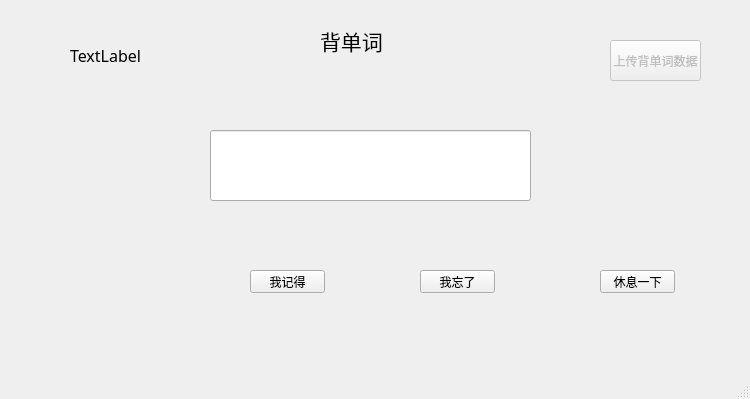
First picture: the form in edictionary/Edictionary/recitewordwindow.ui, repository elecdictionary/dictionary, before the edit.
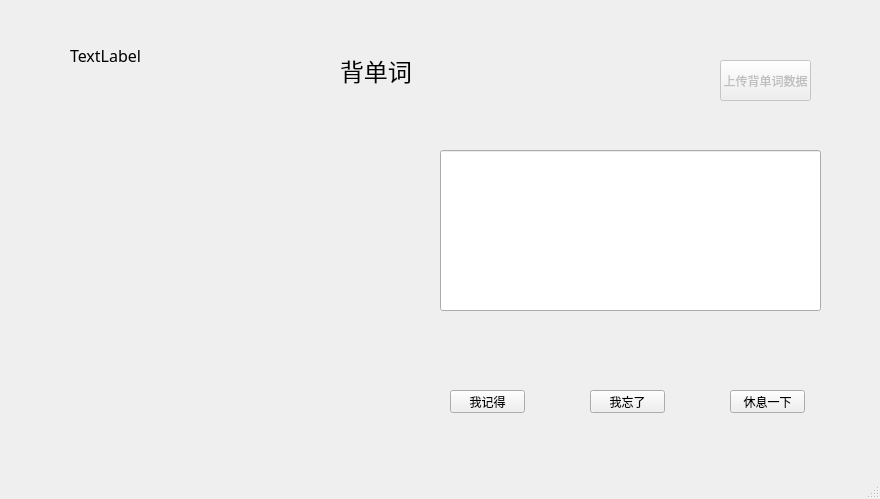
Second picture: the form after the edit. Icons and pictures are not drawn.

The edit to the form file:
```diff
--- a/edictionary/Edictionary/recitewordwindow.ui
+++ b/edictionary/Edictionary/recitewordwindow.ui
@@ -9,39 +9,52 @@
    <rect>
     <x>0</x>
     <y>0</y>
-    <width>750</width>
-    <height>399</height>
+    <width>880</width>
+    <height>499</height>
    </rect>
   </property>
   <property name="minimumSize">
    <size>
-    <width>750</width>
-    <height>399</height>
+    <width>880</width>
+    <height>499</height>
    </size>
   </property>
   <property name="maximumSize">
    <size>
-    <width>750</width>
-    <height>399</height>
+    <width>880</width>
+    <height>499</height>
    </size>
   </property>
+  <property name="font">
+   <font>
+    <family>黑体</family>
+   </font>
+  </property>
   <property name="windowTitle">
-   <string>MainWindow</string>
+   <string>SimpleDictionary~\(≧▽≦)/~</string>
+  </property>
+  <property name="styleSheet">
+   <string notr="true">background-image: url(:/new/prefix1/3155be0c88e3fdf.jpg);</string>
   </property>
   <widget class="QWidget" name="centralwidget">
+   <property name="font">
+    <font>
+     <family>黑体</family>
+    </font>
+   </property>
    <widget class="QLabel" name="label_2">
     <property name="geometry">
      <rect>
-      <x>320</x>
-      <y>20</y>
+      <x>340</x>
+      <y>50</y>
       <width>91</width>
       <height>41</height>
      </rect>
     </property>
     <property name="font">
      <font>
-      <family>Agency FB</family>
-      <pointsize>16</pointsize>
+      <family>黑体</family>
+      <pointsize>18</pointsize>
      </font>
     </property>
     <property name="text">
@@ -54,8 +67,8 @@
     </property>
     <property name="geometry">
      <rect>
-      <x>600</x>
-      <y>270</y>
+      <x>730</x>
+      <y>390</y>
       <width>75</width>
       <height>23</height>
      </rect>
@@ -70,16 +83,16 @@
     </property>
     <property name="geometry">
      <rect>
-      <x>210</x>
-      <y>130</y>
-      <width>321</width>
-      <height>71</height>
+      <x>440</x>
+      <y>150</y>
+      <width>381</width>
+      <height>161</height>
      </rect>
     </property>
     <property name="font">
      <font>
-      <family>Arial</family>
-      <pointsize>24</pointsize>
+      <family>Agency FB</family>
+      <pointsize>22</pointsize>
      </font>
     </property>
     <property name="readOnly">
@@ -89,8 +102,8 @@
    <widget class="QPushButton" name="rememberButton">
     <property name="geometry">
      <rect>
-      <x>250</x>
-      <y>270</y>
+      <x>450</x>
+      <y>390</y>
       <width>75</width>
       <height>23</height>
      </rect>
@@ -102,8 +115,8 @@
    <widget class="QPushButton" name="forgetButton">
     <property name="geometry">
      <rect>
-      <x>420</x>
-      <y>270</y>
+      <x>590</x>
+      <y>390</y>
       <width>75</width>
       <height>23</height>
      </rect>
@@ -118,8 +131,8 @@
     </property>
     <property name="geometry">
      <rect>
-      <x>610</x>
-      <y>40</y>
+      <x>720</x>
+      <y>60</y>
       <width>91</width>
       <height>41</height>
      </rect>
```
Left out of the diff: 10 changed lines with no effect on the pictures.
